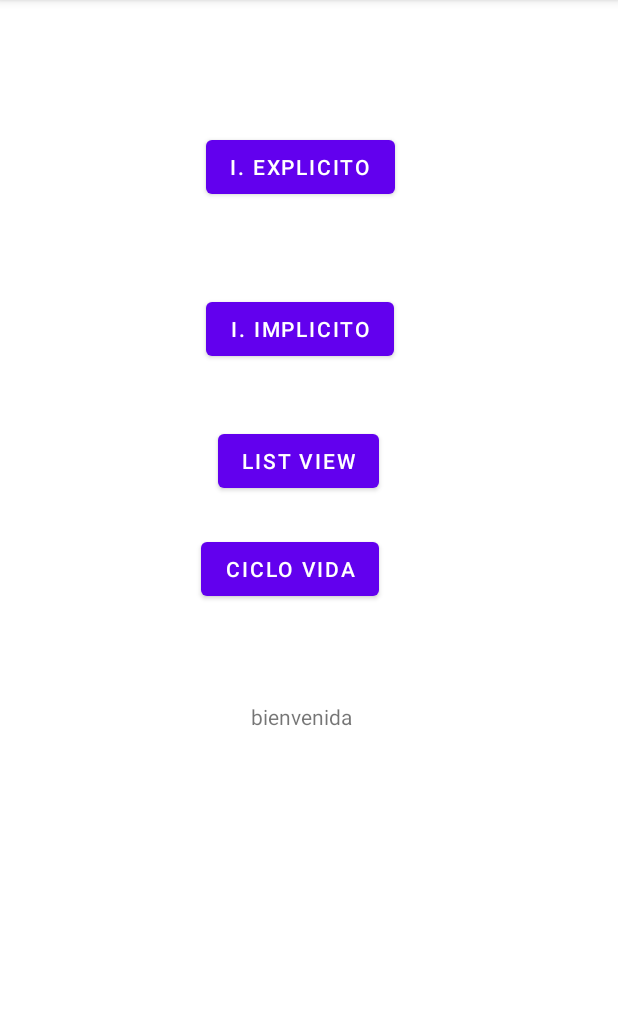
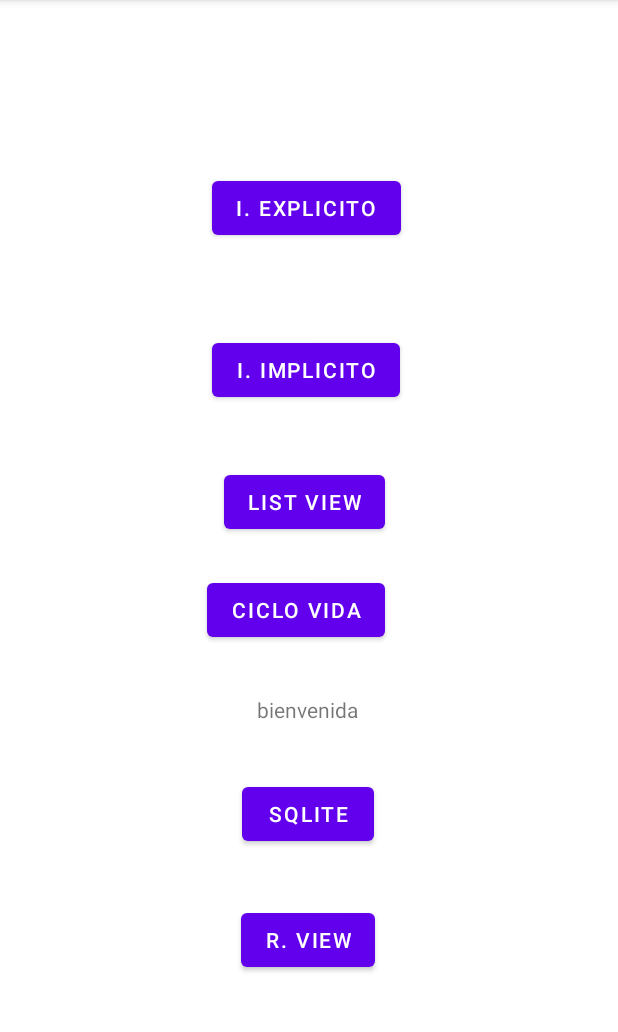
Before and after one commit to 2023-a-moviles-computacion/vivas-catota-karla-vanessa-mov-com, an Android app: the screen it shows after launch (MainActivity), on a phone screen of 412 x 824 dp, the part 84-1116 px from its top. Run offline under Robolectric (Android 15) with nearby library versions, the phone set to English and light mode, and no system bars.

Commit message:
hasta botones sqlite y recycler view

```diff
--- a/01-android/app/src/main/java/com/example/movilescomp2023a/MainActivity.kt
+++ b/01-android/app/src/main/java/com/example/movilescomp2023a/MainActivity.kt
@@ -80,6 +80,18 @@
             .setOnClickListener {
                 abrirActividadConParametros(CIntentExplicitoParametros::class.java)
             }
+
+        val botonSqlite = findViewById<Button>(R.id.btn_sqlite)
+        botonSqlite
+            .setOnClickListener {
+                irActividad(ECrudEntrenador::class.java)
+            }
+
+        val botonRView = findViewById<Button>(R.id.btn_revcycler_view)
+        botonRView
+            .setOnClickListener {
+                irActividad(FRecyclerView::class.java)
+            }
     }
 
     fun abrirActividadConParametros(
--- a/01-android/app/src/main/res/layout/activity_main.xml
+++ b/01-android/app/src/main/res/layout/activity_main.xml
@@ -21,7 +21,7 @@
         android:id="@+id/btn_ciclo_vida"
         android:layout_width="wrap_content"
         android:layout_height="wrap_content"
-        android:layout_marginBottom="84dp"
+        android:layout_marginBottom="52dp"
         android:text="CICLO VIDA"
         app:layout_constraintBottom_toBottomOf="@+id/textView"
         app:layout_constraintEnd_toEndOf="@+id/textView"
@@ -35,10 +35,10 @@
         android:text="bienvenida"
         app:layout_constraintBottom_toBottomOf="parent"
         app:layout_constraintEnd_toEndOf="parent"
-        app:layout_constraintHorizontal_bias="0.486"
+        app:layout_constraintHorizontal_bias="0.498"
         app:layout_constraintStart_toStartOf="parent"
         app:layout_constraintTop_toTopOf="parent"
-        app:layout_constraintVertical_bias="0.625" />
+        app:layout_constraintVertical_bias="0.619" />
 
     <Button
         android:id="@+id/btn_ir_intent_explicito"
@@ -62,4 +62,24 @@
         app:layout_constraintHorizontal_bias="0.47"
         app:layout_constraintStart_toStartOf="@+id/btn_ir_list_view" />
 
+    <Button
+        android:id="@+id/btn_sqlite"
+        android:layout_width="wrap_content"
+        android:layout_height="wrap_content"
+        android:layout_marginTop="36dp"
+        android:text="Sqlite"
+        app:layout_constraintEnd_toEndOf="@+id/textView"
+        app:layout_constraintStart_toStartOf="@+id/textView"
+        app:layout_constraintTop_toBottomOf="@+id/textView" />
+
+    <Button
+        android:id="@+id/btn_revcycler_view"
+        android:layout_width="wrap_content"
+        android:layout_height="wrap_content"
+        android:layout_marginTop="36dp"
+        android:text="R. View"
+        app:layout_constraintEnd_toEndOf="@+id/btn_sqlite"
+        app:layout_constraintStart_toStartOf="@+id/btn_sqlite"
+        app:layout_constraintTop_toBottomOf="@+id/btn_sqlite" />
+
 </androidx.constraintlayout.widget.ConstraintLayout>
```
Also changed, not shown: 01-android/app/src/main/java/com/example/movilescomp2023a/FRecyclerView.kt (+28 -0 lines), 01-android/app/src/main/java/com/example/movilescomp2023a/FRecyclerViewAdaptadorNombreDescripcion.kt (+44 -14 lines).
